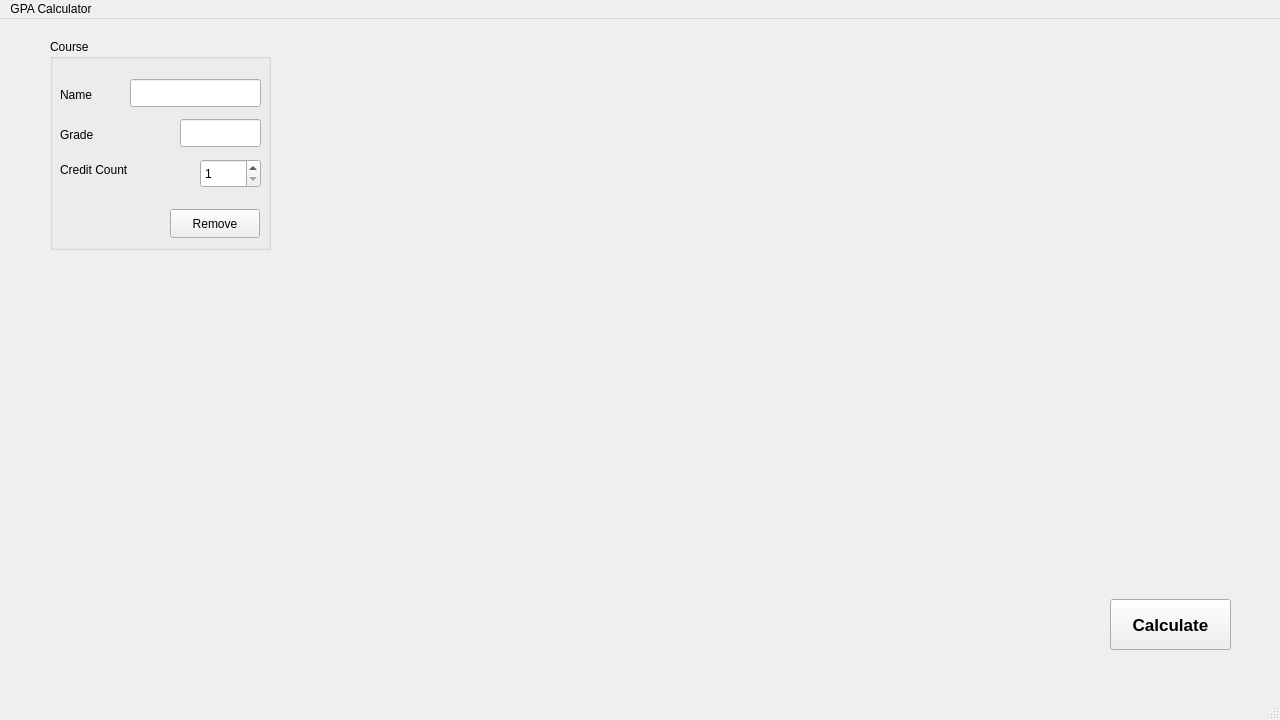
Above: mainwindow.ui from Oleksii-Stepanyk/GPA_Calculator before the change. Below: the same form after it.
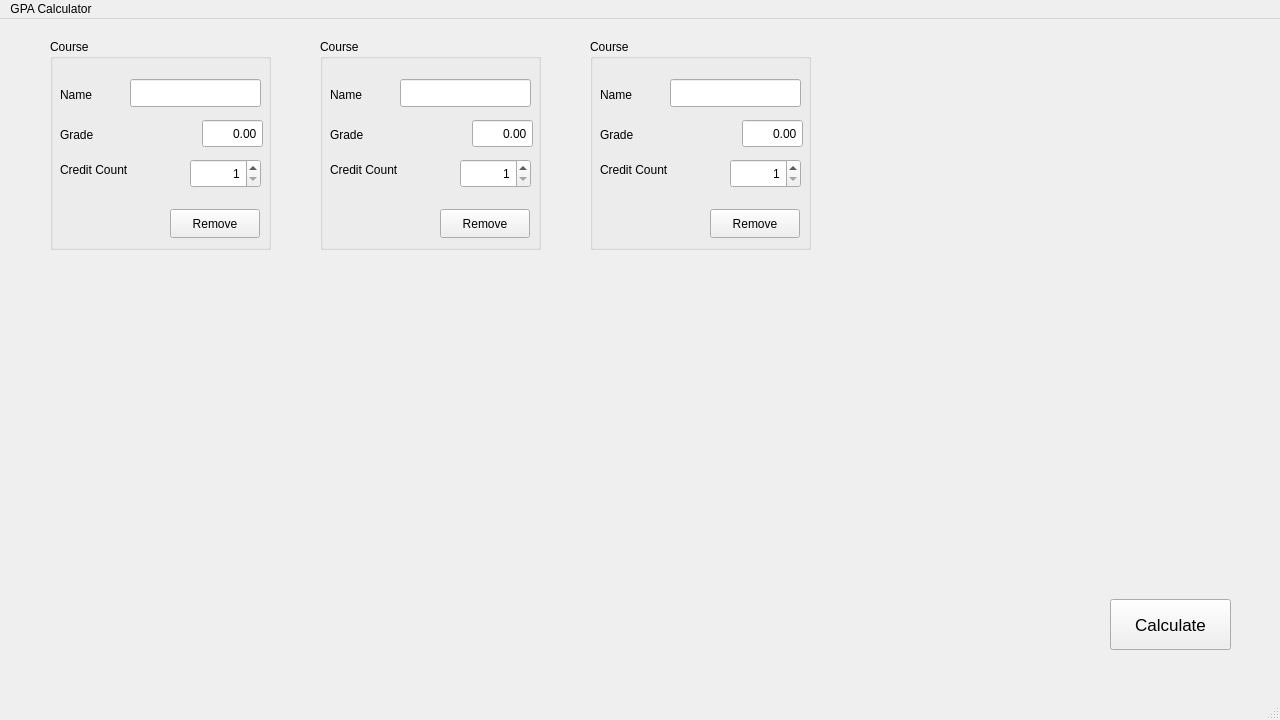
That is the form after the change.

The edit to the form file:
```diff
--- a/mainwindow.ui
+++ b/mainwindow.ui
@@ -68,12 +68,18 @@
     <widget class="QSpinBox" name="creditEdit">
      <property name="geometry">
       <rect>
-       <x>150</x>
+       <x>140</x>
        <y>120</y>
-       <width>61</width>
+       <width>71</width>
        <height>29</height>
       </rect>
      </property>
+     <property name="layoutDirection">
+      <enum>Qt::LayoutDirection::LeftToRight</enum>
+     </property>
+     <property name="alignment">
+      <set>Qt::AlignmentFlag::AlignRight|Qt::AlignmentFlag::AlignTrailing|Qt::AlignmentFlag::AlignVCenter</set>
+     </property>
      <property name="minimum">
       <number>1</number>
      </property>
@@ -87,19 +93,6 @@
       <number>1</number>
      </property>
     </widget>
-    <widget class="QLineEdit" name="gradeEdit">
-     <property name="geometry">
-      <rect>
-       <x>130</x>
-       <y>80</y>
-       <width>81</width>
-       <height>28</height>
-      </rect>
-     </property>
-     <property name="alignment">
-      <set>Qt::AlignmentFlag::AlignRight|Qt::AlignmentFlag::AlignTrailing|Qt::AlignmentFlag::AlignVCenter</set>
-     </property>
-    </widget>
     <widget class="QLineEdit" name="nameEdit">
      <property name="geometry">
       <rect>
@@ -123,6 +116,28 @@
       <string>Remove</string>
      </property>
     </widget>
+    <widget class="QDoubleSpinBox" name="gradeEdit">
+     <property name="geometry">
+      <rect>
+       <x>152</x>
+       <y>80</y>
+       <width>61</width>
+       <height>29</height>
+      </rect>
+     </property>
+     <property name="alignment">
+      <set>Qt::AlignmentFlag::AlignRight|Qt::AlignmentFlag::AlignTrailing|Qt::AlignmentFlag::AlignVCenter</set>
+     </property>
+     <property name="buttonSymbols">
+      <enum>QAbstractSpinBox::ButtonSymbols::NoButtons</enum>
+     </property>
+     <property name="maximum">
+      <double>100.000000000000000</double>
+     </property>
+     <property name="singleStep">
+      <double>0.500000000000000</double>
+     </property>
+    </widget>
    </widget>
    <widget class="QPushButton" name="pushButton">
     <property name="geometry">
@@ -136,13 +151,281 @@
     <property name="font">
      <font>
       <pointsize>13</pointsize>
-      <bold>true</bold>
+      <bold>false</bold>
      </font>
     </property>
     <property name="text">
      <string>Calculate</string>
     </property>
    </widget>
+   <widget class="QGroupBox" name="courseBox_2">
+    <property name="geometry">
+     <rect>
+      <x>320</x>
+      <y>20</y>
+      <width>221</width>
+      <height>211</height>
+     </rect>
+    </property>
+    <property name="title">
+     <string>Course</string>
+    </property>
+    <widget class="QLabel" name="course_name_2">
+     <property name="geometry">
+      <rect>
+       <x>10</x>
+       <y>40</y>
+       <width>71</width>
+       <height>31</height>
+      </rect>
+     </property>
+     <property name="text">
+      <string>Name</string>
+     </property>
+    </widget>
+    <widget class="QLabel" name="course_credits_2">
+     <property name="geometry">
+      <rect>
+       <x>10</x>
+       <y>110</y>
+       <width>91</width>
+       <height>41</height>
+      </rect>
+     </property>
+     <property name="text">
+      <string>Credit Count</string>
+     </property>
+    </widget>
+    <widget class="QLabel" name="course_grade_2">
+     <property name="geometry">
+      <rect>
+       <x>10</x>
+       <y>80</y>
+       <width>63</width>
+       <height>31</height>
+      </rect>
+     </property>
+     <property name="text">
+      <string>Grade</string>
+     </property>
+    </widget>
+    <widget class="QSpinBox" name="creditEdit_2">
+     <property name="geometry">
+      <rect>
+       <x>140</x>
+       <y>120</y>
+       <width>71</width>
+       <height>29</height>
+      </rect>
+     </property>
+     <property name="layoutDirection">
+      <enum>Qt::LayoutDirection::LeftToRight</enum>
+     </property>
+     <property name="alignment">
+      <set>Qt::AlignmentFlag::AlignRight|Qt::AlignmentFlag::AlignTrailing|Qt::AlignmentFlag::AlignVCenter</set>
+     </property>
+     <property name="minimum">
+      <number>1</number>
+     </property>
+     <property name="maximum">
+      <number>300</number>
+     </property>
+     <property name="stepType">
+      <enum>QAbstractSpinBox::StepType::DefaultStepType</enum>
+     </property>
+     <property name="value">
+      <number>1</number>
+     </property>
+    </widget>
+    <widget class="QLineEdit" name="nameEdit_2">
+     <property name="geometry">
+      <rect>
+       <x>80</x>
+       <y>40</y>
+       <width>131</width>
+       <height>28</height>
+      </rect>
+     </property>
+    </widget>
+    <widget class="QPushButton" name="removeCourse_2">
+     <property name="geometry">
+      <rect>
+       <x>120</x>
+       <y>170</y>
+       <width>90</width>
+       <height>29</height>
+      </rect>
+     </property>
+     <property name="text">
+      <string>Remove</string>
+     </property>
+    </widget>
+    <widget class="QDoubleSpinBox" name="gradeEdit_2">
+     <property name="geometry">
+      <rect>
+       <x>152</x>
+       <y>80</y>
+       <width>61</width>
+       <height>29</height>
+      </rect>
+     </property>
+     <property name="alignment">
+      <set>Qt::AlignmentFlag::AlignRight|Qt::AlignmentFlag::AlignTrailing|Qt::AlignmentFlag::AlignVCenter</set>
+     </property>
+     <property name="buttonSymbols">
+      <enum>QAbstractSpinBox::ButtonSymbols::NoButtons</enum>
+     </property>
+     <property name="maximum">
+      <double>100.000000000000000</double>
+     </property>
+     <property name="singleStep">
+      <double>0.500000000000000</double>
+     </property>
+    </widget>
+   </widget>
+   <widget class="QGroupBox" name="courseBox_3">
+    <property name="geometry">
+     <rect>
+      <x>590</x>
+      <y>20</y>
+      <width>221</width>
+      <height>211</height>
+     </rect>
+    </property>
+    <property name="title">
+     <string>Course</string>
+    </property>
+    <widget class="QLabel" name="course_name_3">
+     <property name="geometry">
+      <rect>
+       <x>10</x>
+       <y>40</y>
+       <width>71</width>
+       <height>31</height>
+      </rect>
+     </property>
+     <property name="text">
+      <string>Name</string>
+     </property>
+    </widget>
+    <widget class="QLabel" name="course_credits_3">
+     <property name="geometry">
+      <rect>
+       <x>10</x>
+       <y>110</y>
+       <width>91</width>
+       <height>41</height>
+      </rect>
+     </property>
+     <property name="text">
+      <string>Credit Count</string>
+     </property>
+    </widget>
+    <widget class="QLabel" name="course_grade_3">
+     <property name="geometry">
+      <rect>
+       <x>10</x>
+       <y>80</y>
+       <width>63</width>
+       <height>31</height>
+      </rect>
+     </property>
+     <property name="text">
+      <string>Grade</string>
+     </property>
+    </widget>
+    <widget class="QSpinBox" name="creditEdit_3">
+     <property name="geometry">
+      <rect>
+       <x>140</x>
+       <y>120</y>
+       <width>71</width>
+       <height>29</height>
+      </rect>
+     </property>
+     <property name="layoutDirection">
+      <enum>Qt::LayoutDirection::LeftToRight</enum>
+     </property>
+     <property name="alignment">
+      <set>Qt::AlignmentFlag::AlignRight|Qt::AlignmentFlag::AlignTrailing|Qt::AlignmentFlag::AlignVCenter</set>
+     </property>
+     <property name="minimum">
+      <number>1</number>
+     </property>
+     <property name="maximum">
+      <number>300</number>
+     </property>
+     <property name="stepType">
+      <enum>QAbstractSpinBox::StepType::DefaultStepType</enum>
+     </property>
+     <property name="value">
+      <number>1</number>
+     </property>
+    </widget>
+    <widget class="QLineEdit" name="nameEdit_3">
+     <property name="geometry">
+      <rect>
+       <x>80</x>
+       <y>40</y>
+       <width>131</width>
+       <height>28</height>
+      </rect>
+     </property>
+    </widget>
+    <widget class="QPushButton" name="removeCourse_3">
+     <property name="geometry">
+      <rect>
+       <x>120</x>
+       <y>170</y>
+       <width>90</width>
+       <height>29</height>
+      </rect>
+     </property>
+     <property name="text">
+      <string>Remove</string>
+     </property>
+    </widget>
+    <widget class="QDoubleSpinBox" name="gradeEdit_3">
+     <property name="geometry">
+      <rect>
+       <x>152</x>
+       <y>80</y>
+       <width>61</width>
+       <height>29</height>
+      </rect>
+     </property>
+     <property name="alignment">
+      <set>Qt::AlignmentFlag::AlignRight|Qt::AlignmentFlag::AlignTrailing|Qt::AlignmentFlag::AlignVCenter</set>
+     </property>
+     <property name="buttonSymbols">
+      <enum>QAbstractSpinBox::ButtonSymbols::NoButtons</enum>
+     </property>
+     <property name="maximum">
+      <double>100.000000000000000</double>
+     </property>
+     <property name="singleStep">
+      <double>0.500000000000000</double>
+     </property>
+    </widget>
+   </widget>
+   <widget class="QLabel" name="outputLabel">
+    <property name="geometry">
+     <rect>
+      <x>192</x>
+      <y>470</y>
+      <width>861</width>
+      <height>71</height>
+     </rect>
+    </property>
+    <property name="font">
+     <font>
+      <pointsize>24</pointsize>
+     </font>
+    </property>
+    <property name="text">
+     <string/>
+    </property>
+   </widget>
   </widget>
   <widget class="QMenuBar" name="menubar">
    <property name="geometry">
```
Left out of the diff: 2 changed lines with no effect on the pictures.
